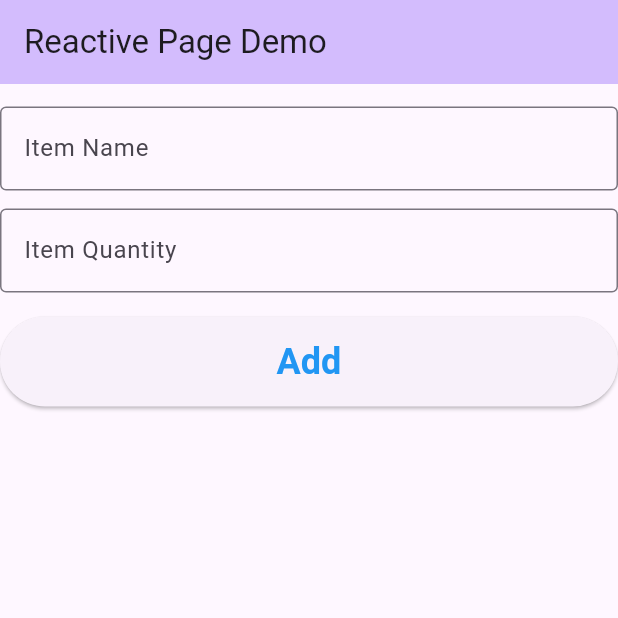
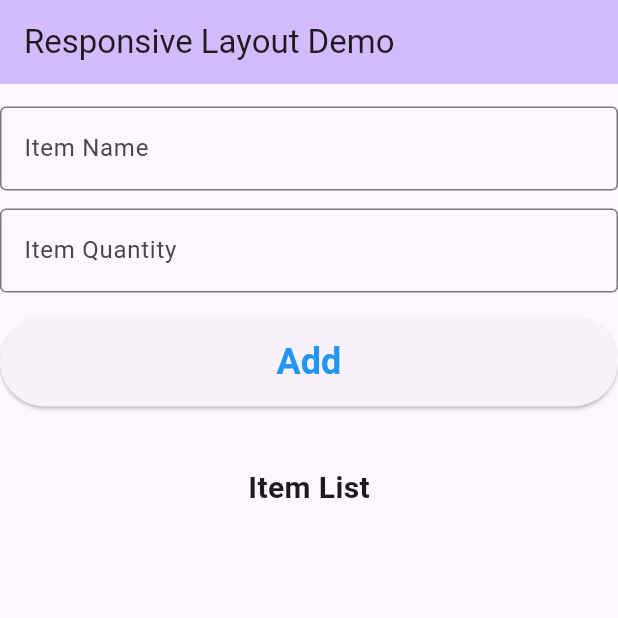
Before and after one commit to Brawlther/AndroidProject, a Flutter app: the screen it shows after launch, on a phone screen of 412 x 824 dp, the top half of it. Run offline on Flutter 3.47's test engine with Material 3 defaults, Android fonts, the phone set to English and light mode, and no system bars; our stand-ins replace floor, sqflite; accounts and stored records are empty; generated files the repository leaves out were written again.

Commit message:
complete week9 lab

```diff
--- a/lib/InputItemColumn.dart
+++ b/lib/InputItemColumn.dart
@@ -20,7 +20,7 @@ class InputItemColumn extends StatelessWidget{
         TextField(
           controller: controller_01,
           decoration: const InputDecoration(
-            hintText: "Type the item here",
+            hintText: "Type the name here",
             labelText: "Item Name",
             border: OutlineInputBorder(),
           ),
--- /dev/null
+++ b/lib/ListPage.dart
@@ -0,0 +1,37 @@
+import 'package:flutter/material.dart';
+import 'ToDoItem.dart';
+import 'MyListView.dart';
+
+class ListPage extends StatelessWidget {
+  final List<ToDoItem> items;
+  final void Function(ToDoItem item) onSelectItem;
+
+  const ListPage({
+    super.key,
+    required this.items,
+    required this.onSelectItem,
+  });
+
+  @override
+  Widget build(BuildContext context) {
+    return Column(
+      children: [
+        const Center(
+          child: Text(
+            'Item List',
+            style: TextStyle(
+              fontSize: 20,
+              fontWeight: FontWeight.bold,
+            ),
+          ),
+        ),
+        Expanded(
+          child: MyListView<ToDoItem>(
+            list: items,
+            onTap: (item) => onSelectItem(item),
+          ),
+        ),
+      ],
+    );
+  }
+}
--- a/lib/MyListView.dart
+++ b/lib/MyListView.dart
@@ -1,6 +1,7 @@
 import 'package:flutter/widgets.dart';
+import 'package:my_cst2335_labs/ToDoItem.dart';
 
-class MyListView<T> extends StatelessWidget {
+class MyListView<T extends ToDoItem> extends StatelessWidget {
   final List<T> list;
   final void Function(T item) onTap;
 
@@ -20,7 +21,7 @@ class MyListView<T> extends StatelessWidget {
           child: GestureDetector(
             onTap: () => onTap(item),
             child: Text(
-              "$item",
+              item.toItemName(),
               style: const TextStyle(fontSize: 18)
             ),
           ),
--- a/lib/ToDoItem.dart
+++ b/lib/ToDoItem.dart
@@ -14,4 +14,8 @@ class ToDoItem {
   String toString(){
     return "database id: $id || name: $name || quantity: $quantity";
   }
+
+  String toItemName(){
+    return name;
+  }
 }
--- a/lib/main.dart
+++ b/lib/main.dart
@@ -1,9 +1,9 @@
 import 'package:flutter/material.dart';
-import 'package:my_cst2335_labs/ItemDetail.dart';
 import 'Database.dart';
+import 'DetailsPage.dart';
+import 'ListPage.dart';
+import 'ToDoItem.dart';
 import 'InputItemColumn.dart';
-import 'ToDoItem.dart';
-import 'MyListView.dart';
 
 void main() {
   runApp(const MyApp());
@@ -12,47 +12,21 @@ void main() {
 class MyApp extends StatelessWidget {
   const MyApp({super.key});
 
-  // This widget is the root of your application.
   @override
   Widget build(BuildContext context) {
     return MaterialApp(
       title: 'Flutter Demo',
       theme: ThemeData(
-        // This is the theme of your application.
-        //
-        // TRY THIS: Try running your application with "flutter run". You'll see
-        // the application has a purple toolbar. Then, without quitting the app,
-        // try changing the seedColor in the colorScheme below to Colors.green
-        // and then invoke "hot reload" (save your changes or press the "hot
-        // reload" button in a Flutter-supported IDE, or press "r" if you used
-        // the command line to start the app).
-        //
-        // Notice that the counter didn't reset back to zero; the application
-        // state is not lost during the reload. To reset the state, use hot
-        // restart instead.
-        //
-        // This works for code too, not just values: Most code changes can be
-        // tested with just a hot reload.
         colorScheme: ColorScheme.fromSeed(seedColor: Colors.deepPurple),
         useMaterial3: true,
       ),
-      home: const MyHomePage(title: 'Reactive Page Demo'),
+      home: const MyHomePage(title: 'Responsive Layout Demo'),
     );
   }
 }
 
 class MyHomePage extends StatefulWidget {
   const MyHomePage({super.key, required this.title});
-
-  // This widget is the home page of your application. It is stateful, meaning
-  // that it has a State object (defined below) that contains fields that affect
-  // how it looks.
-
-  // This class is the configuration for the state. It holds the values (in this
-  // case the title) provided by the parent (in this case the App widget) and
-  // used by the build method of the State. Fields in a Widget subclass are
-  // always marked "final".
-
   final String title;
 
   @override
@@ -66,14 +40,12 @@ class _MyHomePageState extends State<MyHomePage> {
   List<ToDoItem> items = [];
   ToDoItem? selectedItem;
 
-
-  @override //same as in java
-  initState() {
-    super.initState(); //call the parent initState()
-    _controllerName = TextEditingController(); //our late constructor
-    _controllerQuantity = TextEditingController(); //our late constructor
+  @override
+  void initState() {
+    super.initState();
+    _controllerName = TextEditingController();
+    _controllerQuantity = TextEditingController();
     _initAsync();
-
   }
 
   Future<void> _initAsync() async {
@@ -82,38 +54,23 @@ class _MyHomePageState extends State<MyHomePage> {
   }
 
   @override
-  void dispose()
-  {
+  void dispose() {
+    _controllerName.dispose();
+    _controllerQuantity.dispose();
     super.dispose();
-    _controllerName.dispose();
   }
 
   @override
   Widget build(BuildContext context) {
-    // This method is rerun every time setState is called, for instance as done
-    // by the _incrementCounter method above.
-    //
-    // The Flutter framework has been optimized to make rerunning build methods
-    // fast, so that you can just rebuild anything that needs updating rather
-    // than having to individually change instances of widgets.
     return Scaffold(
       appBar: AppBar(
-          // TRY THIS: Try changing the color here to a specific color (to
-          // Colors.amber, perhaps?) and trigger a hot reload to see the AppBar
-          // change color while the other colors stay the same.
         backgroundColor: Theme.of(context).colorScheme.inversePrimary,
-          // Here we take the value from the MyHomePage object that was created by
-          // the App.build method, and use it to set our appbar title.
         title: Text(widget.title),
       ),
-        body: Center(
-          // Center is a layout widget. It takes a single child and positions it
-          // in the middle of the parent.
-          child: Column(
+      body: Column(
         mainAxisAlignment: MainAxisAlignment.start,
         children: <Widget>[
           const SizedBox(height: 15),
-              //First Row - Encapsulated as a component
           InputItemColumn(
             controller_01: _controllerName,
             controller_02: _controllerQuantity,
@@ -121,35 +78,70 @@ class _MyHomePageState extends State<MyHomePage> {
               addItem(
                 null,
                 _controllerName.text.trim(),
-                        int.parse(_controllerQuantity.text.trim()
-                        )
+                int.parse(_controllerQuantity.text.trim()),
               );
-                    //Clear the TextFields
               clearTextFields();
-                  }),
-              const SizedBox(height: 15),
-              //List View - Encapsulated as a component
-              Expanded(
-                child: selectedItem == null ? MyListView(
-                  list: items,
-                  onTap: (item) => showItemDetail(item.id!),
-                ) : ItemDetail(
-                  item: selectedItem!,
-                  callback1: () {
-                    final item = selectedItem;
-                    if (item != null) {
-                      removeItem(item);
-                    }
-                    setState((){selectedItem = null;});
-                  },
-                  callback2: () {
-                    setState((){selectedItem = null;});
             },
           ),
+          const SizedBox(height: 40),
+          Expanded(
+            child: isLandScape(context) ?
+                Row(
+                  children: [
+                    Expanded(
+                      flex: 1,
+                      child: ListPage(
+                          items: items,
+                          onSelectItem: (item) {
+                            showItemDetail(item.id!);
+                          })
                     ),
+                    Expanded(
+                      flex: 1,
+                      child: DetailsPage(
+                        selectedItem: selectedItem,
+                        onDelete:(){
+                          removeItemById(selectedItem!.id!);
+                          setState(() {
+                            selectedItem = null;
+                          });
+                        },
+                        onClose: (){
+                          setState(() {
+                            selectedItem = null;
+                          });
+                        },
+                      )
+                    )
+                  ],
+                )
+                :
+            Expanded(
+                child: selectedItem == null ?
+                ListPage(
+                    items: items,
+                    onSelectItem: (item) {
+                  showItemDetail(item.id!);
+                })
+                    :
+                DetailsPage(
+                  selectedItem: selectedItem,
+                  onDelete:(){
+                    removeItemById(selectedItem!.id!);
+                    setState(() {
+                      selectedItem = null;
+                    });
+                  },
+                  onClose: (){
+                    setState(() {
+                      selectedItem = null;
+                    });
+                  },
+                )
+            )
+          )
         ],
       ),
-        )
     );
   }
 
@@ -162,59 +154,37 @@ class _MyHomePageState extends State<MyHomePage> {
     updateListView();
   }
 
+  bool isLandScape(BuildContext context){
+    var size = MediaQuery.of(context).size;
+    var height = size.height;
+    var width = size.width;
+    return (width>height) && (width > 720);
+  }
+
+  void removeItemById(int id) async {
+    final item = await database.itemDao.findItemById(id);
+    if (item != null) {
+      await database.itemDao.deleteItem(item);
+      updateListView();
+    }
+  }
+
   void updateListView() async {
-    //fetch updated item list from the database
-    database.itemDao.findAllItems().then(
-            (fetchedItems){
+    final fetchedItems = await database.itemDao.findAllItems();
     setState(() {
-            //re-render the item list
       items = fetchedItems;
     });
   }
-    );
+
+  void showItemDetail(int id) async {
+    final item = await database.itemDao.findItemById(id);
+    setState(() {
+      selectedItem = item;
+    });
   }
 
-  void clearTextFields(){
-    _controllerName.text = "";
-    _controllerQuantity.text = "";
-  }
-
-  void showItemDetail(int id) async{
-     ToDoItem? item = await database.itemDao.findItemById(id);
-     setState((){selectedItem = item;});
-  }
-
-  void removeItem(ToDoItem item){
-    showDialog<String>(
-      context: context,
-      builder: (BuildContext context) => AlertDialog(
-        title: const Text('Delete Item', style: TextStyle(fontSize: 20, fontWeight: FontWeight.bold), textAlign: TextAlign.center),
-        content: const Text('Remove this item?', style: TextStyle(fontSize: 18),textAlign: TextAlign.center),
-        actions: <Widget>[
-          Row(
-            mainAxisAlignment: MainAxisAlignment.spaceBetween,
-            children: [
-              //Yes
-              TextButton(
-                onPressed: () async {
-                  Navigator.pop(context, '');
-                  //delete item
-                  await database.itemDao.deleteItem(item);
-                  updateListView();
-                },
-                child: const Text('Yes'),
-              ),
-              //No
-              TextButton(
-                onPressed: () {
-                  Navigator.pop(context, '');
-                },
-                child: const Text('No'),
-              ),
-            ],
-          )
-        ],
-      ),
-    );
+  void clearTextFields() {
+    _controllerName.clear();
+    _controllerQuantity.clear();
   }
 }
```
Also changed, not shown: lib/DetailsPage.dart (added, +41 -0 lines). Lines whose indentation alone changed are shown as unchanged.
